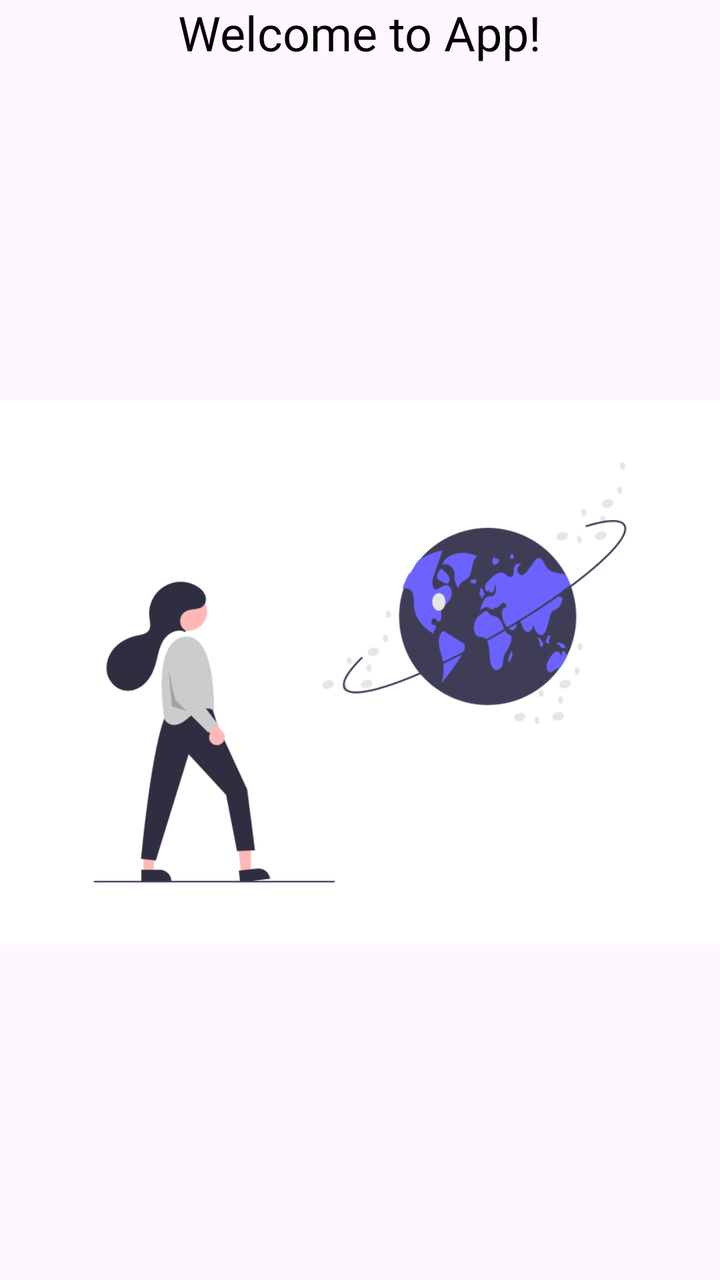
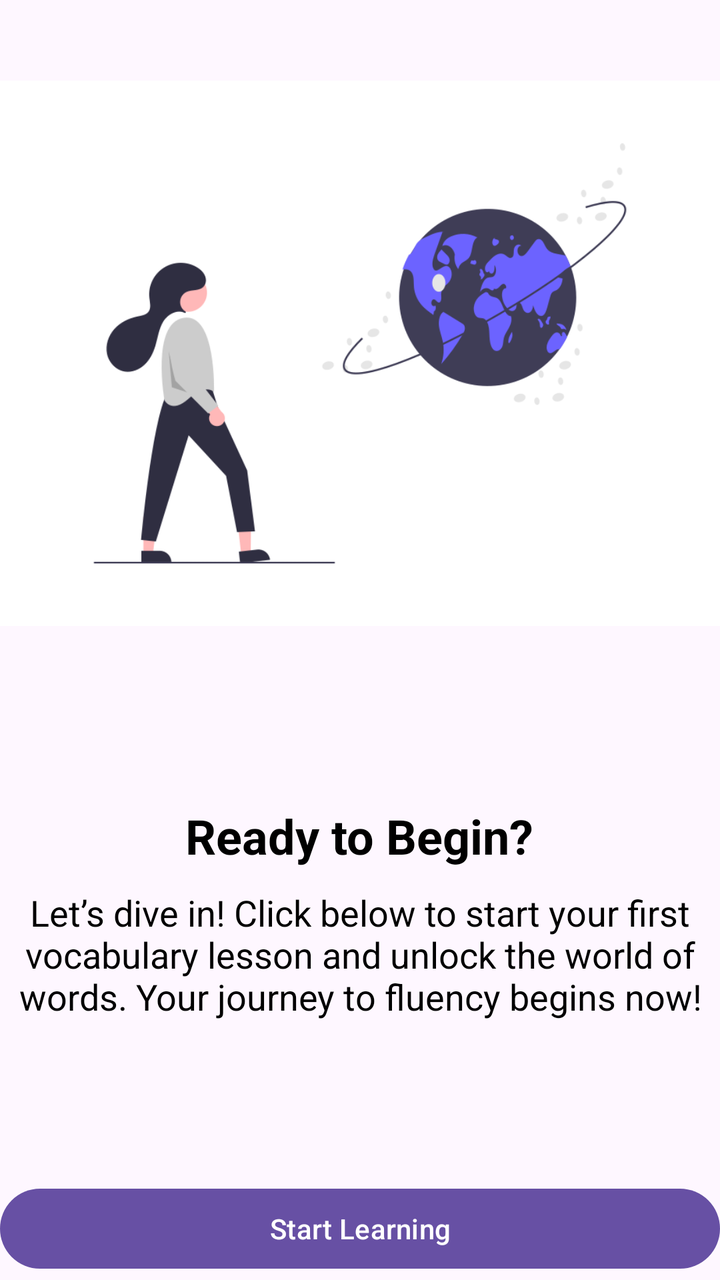

Compare the two renders of this Android layout. The source of the first and the diff that turns it into the second are given below.
<!-- AndroidManifest.xml: application theme Theme.VocabCards -->
<!-- res/layout/fragment_onboarding3.xml -->
<?xml version="1.0" encoding="utf-8"?>
<LinearLayout
    xmlns:android="http://schemas.android.com/apk/res/android"
    android:layout_width="match_parent"
    android:layout_height="match_parent"
    android:orientation="vertical"
    android:gravity="center">

    <TextView
        android:layout_width="wrap_content"
        android:layout_height="wrap_content"
        android:text="Welcome to App!"
        android:textSize="24sp"
        android:textColor="@android:color/black"/>

    <ImageView
        android:layout_width="wrap_content"
        android:layout_height="wrap_content"
        android:src="@drawable/onboardingimage3"/>

    <Button
        android:id="@+id/buttonFinish"
        android:layout_width="match_parent"
        android:layout_height="wrap_content"
        android:text="Button" />
</LinearLayout>
<!-- resources referenced by this layout -->
<resources>
  <!-- drawable onboardingimage3: png bitmap (drawable, 34205 bytes) -->
  <style name="Theme.VocabCards" parent="Base.Theme.VocabCards" />
  <style name="Base.Theme.VocabCards" parent="Theme.Material3.DayNight.NoActionBar">
          
          
      </style>
</resources>

<!-- the commit's change to res/layout/fragment_onboarding3.xml (unified diff, before → after) -->
@@ -6,21 +6,34 @@
     android:orientation="vertical"
     android:gravity="center">
 
+    <ImageView
+        android:layout_width="wrap_content"
+        android:layout_height="350dp"
+        android:src="@drawable/onboardingimage3"
+        android:layout_marginBottom="50dp"/>
+
     <TextView
         android:layout_width="wrap_content"
         android:layout_height="wrap_content"
-        android:text="Welcome to App!"
+        android:text="@string/ready_to_begin"
         android:textSize="24sp"
-        android:textColor="@android:color/black"/>
-
-    <ImageView
+        android:textStyle="bold"
+        android:paddingBottom="10dp"
+        android:textColor="@android:color/black"
+       />
+    <TextView
         android:layout_width="wrap_content"
         android:layout_height="wrap_content"
-        android:src="@drawable/onboardingimage3"/>
+        android:text="@string/let_s_dive_in_click_below_to_start_your_first_vocabulary_lesson_and_unlock_the_world_of_words_your_journey_to_fluency_begins_now"
+        android:textSize="18sp"
+        android:gravity="center"
+        android:textColor="@android:color/black"
+        />
 
     <Button
         android:id="@+id/buttonFinish"
         android:layout_width="match_parent"
         android:layout_height="wrap_content"
-        android:text="Button" />
+        android:layout_marginTop="80dp"
+        android:text="@string/start_learning" />
 </LinearLayout>
<!-- resource entries referenced after the edit -->
@@ -1,6 +1,9 @@
 <!-- resources referenced by this layout -->
 <resources>
   <!-- drawable onboardingimage3: png bitmap (drawable, 34205 bytes) -->
+  <string name="let_s_dive_in_click_below_to_start_your_first_vocabulary_lesson_and_unlock_the_world_of_words_your_journey_to_fluency_begins_now">Let’s dive in! Click below to start your first vocabulary lesson and unlock the world of words. Your journey to fluency begins now!</string>
+  <string name="ready_to_begin">Ready to Begin?</string>
+  <string name="start_learning">Start Learning</string>
   <style name="Theme.VocabCards" parent="Base.Theme.VocabCards" />
   <style name="Base.Theme.VocabCards" parent="Theme.Material3.DayNight.NoActionBar">
           
